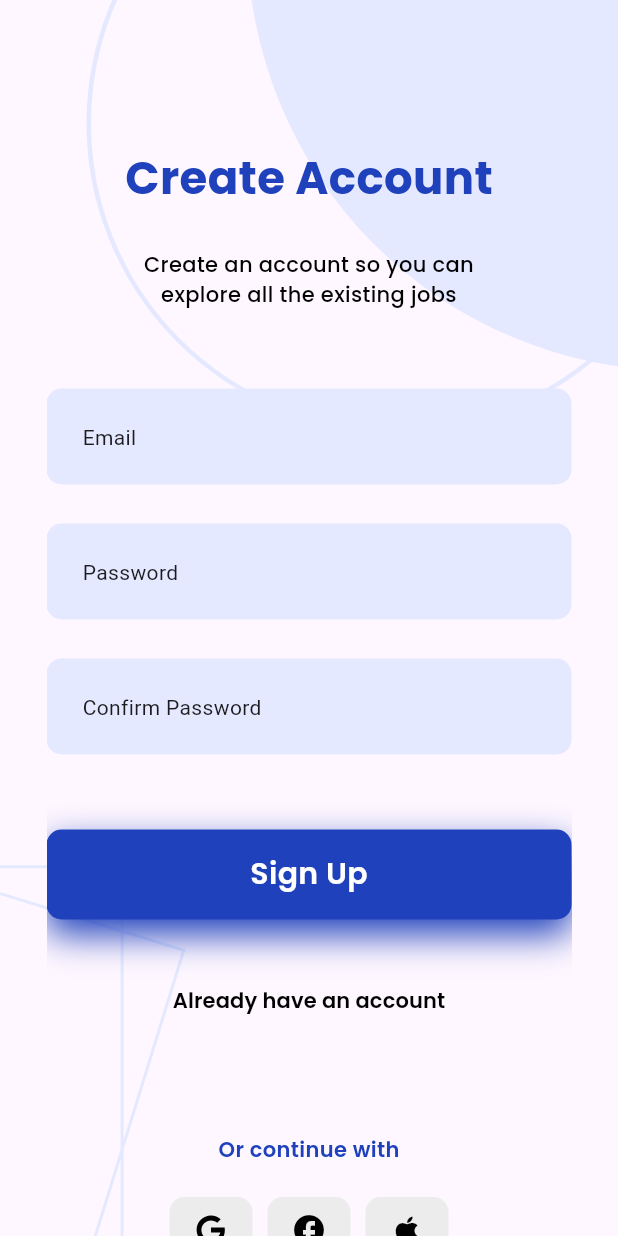
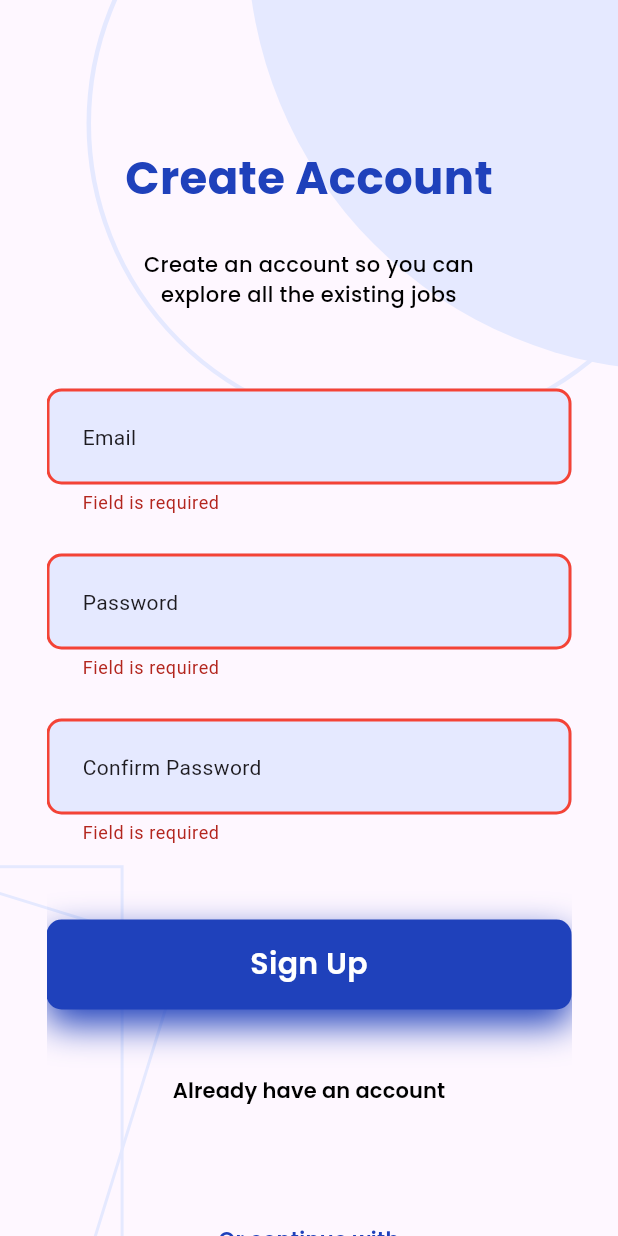
Before and after one commit to HungTran-2003/Auth_UI, a Flutter app: the SignUp screen opened by its route, after a tap on "Sign Up", on a phone screen of 412 x 824 dp. Run offline on Flutter 3.47's test engine with Material 3 defaults, Android fonts, the phone set to English and light mode, and no system bars; our stand-ins replace flutter_svg.

Commit message:
feat: add validate textField

```diff
--- a/lib/ui/pages/app_start/onboarding/onboarding_pages.dart
+++ b/lib/ui/pages/app_start/onboarding/onboarding_pages.dart
@@ -104,7 +104,7 @@ class Onboarding extends StatelessWidget {
                         onPress: () {
                           Navigator.pushReplacementNamed(context, "/sign_in");
                         },
-                        text: "Sign in",
+                        text: "Login",
                       ),
                     ),
                     Expanded(
--- a/lib/ui/pages/auth/sign_up/sign_up_pages.dart
+++ b/lib/ui/pages/auth/sign_up/sign_up_pages.dart
@@ -32,6 +32,8 @@ class _SignUpState extends State<SignUp> {
   Widget build(BuildContext context) {
     final screenHeight = MediaQuery.of(context).size.height;
     final screenWidth = MediaQuery.of(context).size.width;
+
+    final _formKey = GlobalKey<FormState>();
 
     return Scaffold(
       body: SizedBox(
@@ -105,22 +107,11 @@ class _SignUpState extends State<SignUp> {
                       ],
                     ),
                     const SizedBox(height: 53.0),
-                    AuthTextField(
-                      labelText: "Email",
-                      obscureText: false,
-                      controller: _emailController,
-                    ),
-                    const SizedBox(height: 26.0),
-                    AuthTextField(
-                      labelText: "Password",
-                      obscureText: true,
-                      controller: _passwordController,
-                    ),
-                    const SizedBox(height: 26.0),
-                    AuthTextField(
-                      labelText: "Confirm Password",
-                      obscureText: true,
-                      controller: _confirmPasswordController,
+                    FormSignUpTextField(
+                      formKey: _formKey,
+                      emailController: _emailController,
+                      passwordController: _passwordController,
+                      confirmPasswordController: _confirmPasswordController,
                     ),
                     const SizedBox(height: 50),
                     SizedBox(
@@ -131,7 +122,9 @@ class _SignUpState extends State<SignUp> {
                             child: AppButton(
                               text: "Sign Up",
                               onPress: () {
-                                print("Login");
+                                if (_formKey.currentState!.validate()) {
+                                  print("Sign up");
+                                }
                               },
                             ),
                           ),
@@ -153,9 +146,31 @@ class _SignUpState extends State<SignUp> {
                       ),
                     ),
                     const SizedBox(height: 65),
-                    Text("Or continue with", style: AppTextStyle.blues14SemiBold),
+                    Text(
+                      "Or continue with",
+                      style: AppTextStyle.blues14SemiBold,
+                    ),
                     const SizedBox(height: 20),
-                    Padding(
+                    SignUpIconButtons(),
+                  ],
+                ),
+              ),
+            ),
+          ],
+        ),
+      ),
+    );
+  }
+}
+
+class SignUpIconButtons extends StatelessWidget {
+  const SignUpIconButtons({
+    super.key,
+  });
+
+  @override
+  Widget build(BuildContext context) {
+    return Padding(
       padding: const EdgeInsets.symmetric(horizontal: 82.0),
       child: Row(
         spacing: 10,
@@ -192,13 +207,50 @@ class _SignUpState extends State<SignUp> {
           ),
         ],
       ),
+    );
+  }
+}
+
+class FormSignUpTextField extends StatelessWidget {
+  final TextEditingController emailController;
+  final TextEditingController passwordController;
+  final TextEditingController confirmPasswordController;
+
+  final GlobalKey<FormState> formKey;
+
+  const FormSignUpTextField({
+    super.key,
+    required this.formKey,
+    required this.emailController,
+    required this.passwordController,
+    required this.confirmPasswordController,
+  });
+
+  @override
+  Widget build(BuildContext context) {
+    return Form(
+      key: formKey,
+      child: Column(
+        children: [
+          AuthTextField(
+            hintText: "Email",
+            obscureText: false,
+            controller: emailController,
+          ),
+          const SizedBox(height: 26.0),
+          AuthTextField(
+            hintText: "Password",
+            obscureText: true,
+            controller: passwordController,
+          ),
+          const SizedBox(height: 26.0),
+          AuthTextField(
+            hintText: "Confirm Password",
+            obscureText: true,
+            controller: confirmPasswordController,
+            passwordController: passwordController,
           ),
         ],
-                ),
-              ),
-            ),
-          ],
-        ),
       ),
     );
   }
--- a/lib/ui/pages/auth/widgets/text_field/auth_text_field.dart
+++ b/lib/ui/pages/auth/widgets/text_field/auth_text_field.dart
@@ -1,23 +1,26 @@
+import 'package:auth_ui/utils/app_validator.dart';
 import 'package:flutter/material.dart';
 
 import '../../../../../common/app_colors.dart';
 import '../../../../../common/app_text_style.dart';
 
 class AuthTextField extends StatelessWidget {
-  final String? labelText;
+  final String? hintText;
   final bool obscureText;
   final TextEditingController controller;
+  final TextEditingController? passwordController;
 
   const AuthTextField({
     super.key,
-    required this.labelText,
+    required this.hintText,
     required this.obscureText,
     required this.controller,
+    this.passwordController,
   });
 
   @override
   Widget build(BuildContext context) {
-    return TextField(
+    return TextFormField(
       controller: controller,
       style: AppTextStyle.blacks16Medium,
       decoration: InputDecoration(
@@ -38,9 +41,33 @@ class AuthTextField extends StatelessWidget {
           borderRadius: BorderRadius.circular(10.0),
           borderSide: BorderSide(color: Colors.transparent, width: 2.0),
         ),
-        hint: Text(labelText ?? ''),
+        errorBorder: OutlineInputBorder(
+          borderRadius: BorderRadius.circular(10.0),
+          borderSide: BorderSide(color: Colors.red, width: 2.0),
+        ),
+        focusedErrorBorder: OutlineInputBorder(
+          borderRadius: BorderRadius.circular(10.0),
+          borderSide: BorderSide(color: Colors.red, width: 2.0),
+        ),
+        hint: Text(hintText ?? ''),
       ),
       obscureText: obscureText,
+      validator: (value) {
+        String? s = AppValidator.validateEmpty(value);
+        if (s == null) {
+          if (hintText == 'Email') {
+            s = AppValidator.validateEmail(value);
+          } else if (hintText == 'Password') {
+            s = AppValidator.validatePassword(value);
+          } else if (hintText == 'Confirm Password') {
+            s = AppValidator.validateConfirmPassword(
+              value,
+              passwordController?.text,
+            );
+          }
+        }
+        return s;
+      },
     );
   }
 }
--- /dev/null
+++ b/lib/utils/app_validator.dart
@@ -0,0 +1,39 @@
+class AppValidator {
+  AppValidator._();
+
+  static String? validateEmpty(String? input){
+    if(input == null || input.isEmpty){
+      return "Field is required";
+    }
+    return null;
+  }
+
+  static String? validatePassword(String? input) {
+    if (input == null) return null;
+    RegExp regex = RegExp(r'^[a-zA-Z0-9]{8,12}$');
+    bool isValid = regex.hasMatch(input);
+    if (!isValid) {
+      return "8-12 characters.\nIncluding letters, numbers";
+    }
+    return null;
+  }
+
+  static String? validateConfirmPassword(
+      String? password, String? confirmPassword) {
+    if (password != confirmPassword) {
+      return "Confirm password is not match";
+    }
+    return null;
+  }
+
+  static String? validateEmail(String? input) {
+    if (input == null) return null;
+    RegExp regex = RegExp(
+        r"^[a-zA-Z0-9.a-zA-Z0-9.!#$%&'*+-/=?^_`{|}~]+@[a-zA-Z0-9]+\.[a-zA-Z]+");
+    bool isValid = regex.hasMatch(input);
+    if (!isValid) {
+      return "Invalid email format";
+    }
+    return null;
+  }
+}
```
Also changed, not shown: lib/ui/pages/auth/sign_in/sign_in_pages.dart (+64 -17 lines). Lines whose indentation alone changed are shown as unchanged.
